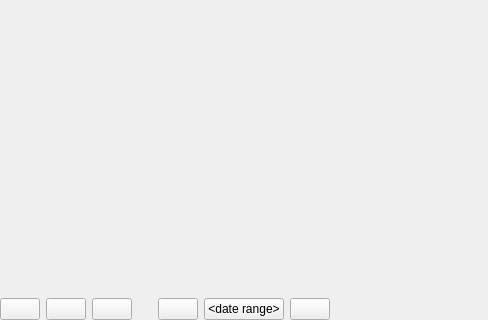
This is qt/ui/main_window.ui in Mouchnino/moneyguru as Qt 5 draws it before an edit; both pictures show x 0 to 488 and y 260 to 580 of the 700 by 580 pixel window. The edited form follows.
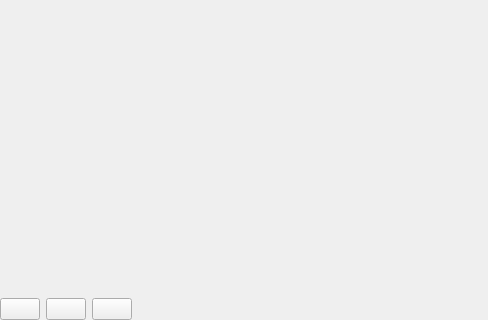
This is the edited form. Icons and pictures are not drawn. Custom widgets are drawn as their Qt base class.

Commit message: Improved DateRangeSelector's design on the Qt side. It now has its own actions and widgets and doesn't refer to mainwindow for access to them anymore.

The edit to the form file:
```diff
--- a/qt/ui/main_window.ui
+++ b/qt/ui/main_window.ui
@@ -80,56 +80,13 @@
         </spacer>
        </item>
        <item>
-        <widget class="QPushButton" name="prevDateRangeButton">
-         <property name="text">
-          <string/>
-         </property>
-         <property name="icon">
-          <iconset resource="../mg.qrc">
-           <normaloff>:/nav_left_9</normaloff>:/nav_left_9</iconset>
-         </property>
-        </widget>
-       </item>
-       <item>
-        <widget class="QPushButton" name="dateRangeButton">
-         <property name="sizePolicy">
-          <sizepolicy hsizetype="Minimum" vsizetype="Fixed">
-           <horstretch>0</horstretch>
-           <verstretch>0</verstretch>
-          </sizepolicy>
-         </property>
+        <widget class="DateRangeSelectorView" name="dateRangeSelectorView" native="true">
          <property name="minimumSize">
           <size>
-           <width>0</width>
+           <width>180</width>
            <height>0</height>
           </size>
          </property>
-         <property name="maximumSize">
-          <size>
-           <width>16777215</width>
-           <height>16777215</height>
-          </size>
-         </property>
-         <property name="text">
-          <string>&lt;date range&gt;</string>
-         </property>
-         <property name="iconSize">
-          <size>
-           <width>6</width>
-           <height>6</height>
-          </size>
-         </property>
-        </widget>
-       </item>
-       <item>
-        <widget class="QPushButton" name="nextDateRangeButton">
-         <property name="text">
-          <string/>
-         </property>
-         <property name="icon">
-          <iconset resource="../mg.qrc">
-           <normaloff>:/nav_right_9</normaloff>:/nav_right_9</iconset>
-         </property>
         </widget>
        </item>
        <item>
@@ -656,6 +613,14 @@
    </property>
   </action>
  </widget>
+ <customwidgets>
+  <customwidget>
+   <class>DateRangeSelectorView</class>
+   <extends>QWidget</extends>
+   <header>support.date_range_selector_view</header>
+   <container>1</container>
+  </customwidget>
+ </customwidgets>
  <resources>
   <include location="../mg.qrc"/>
  </resources>
```
Left out of the diff: 125 changed lines with no effect on the pictures. The commit also changes 4 other files.
